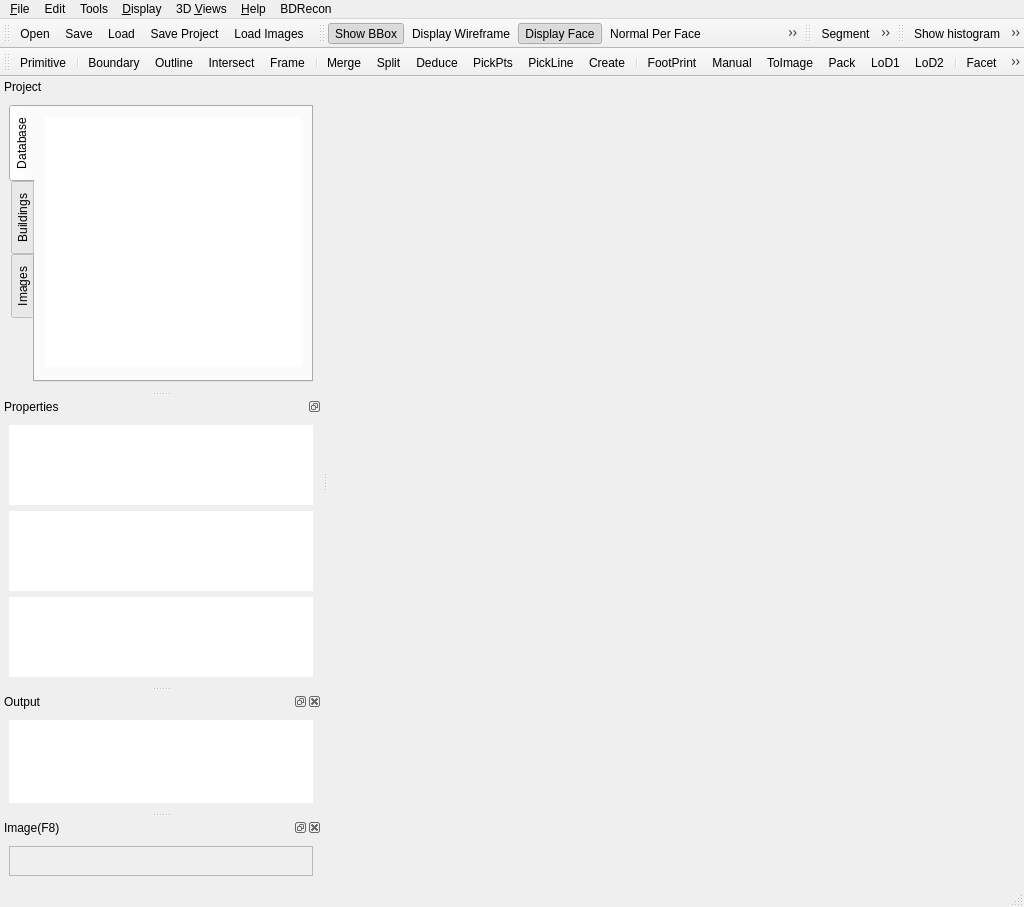
Qt form qCC/ui_templates/mainWindow.ui (CloudCompare/CloudCompare) before a commit.
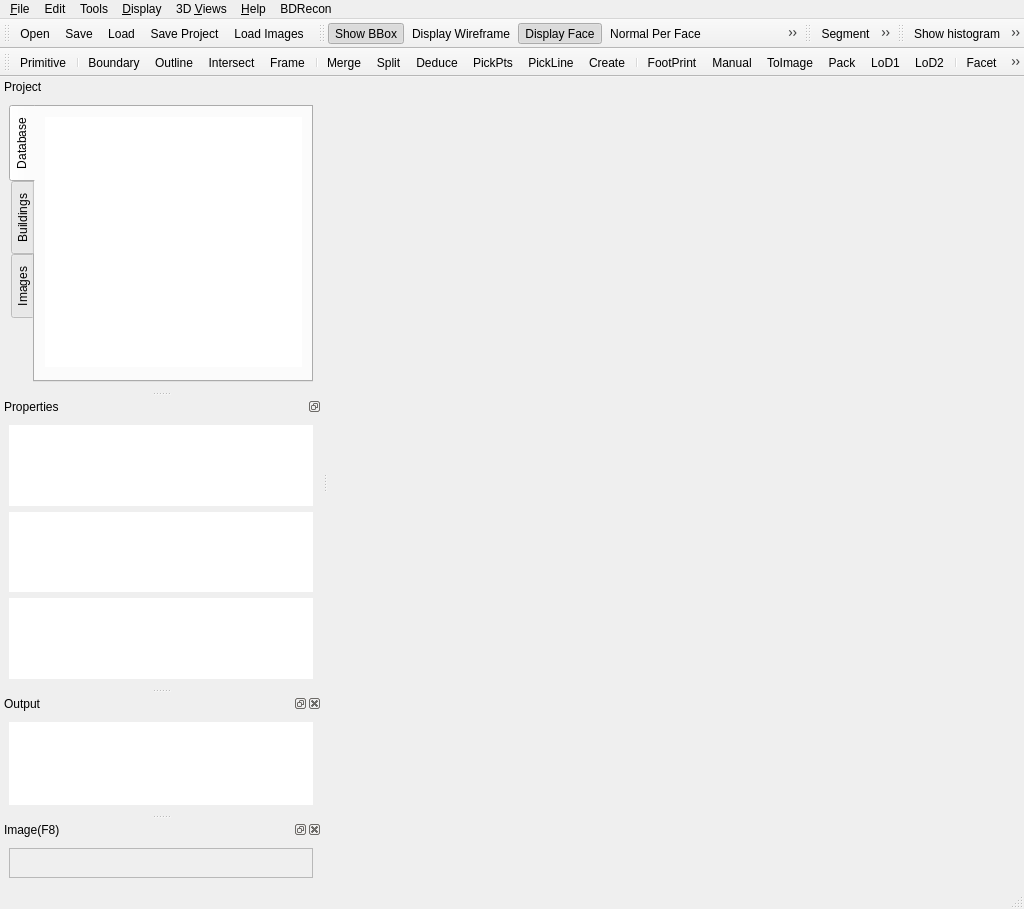
The same form after that commit. Icons and pictures are not drawn. Custom widgets are drawn as their Qt base class.

```diff
--- a/qCC/ui_templates/mainWindow.ui
+++ b/qCC/ui_templates/mainWindow.ui
@@ -7,7 +7,7 @@
     <x>0</x>
     <y>0</y>
     <width>1024</width>
-    <height>907</height>
+    <height>909</height>
    </rect>
   </property>
   <property name="sizePolicy">
```
Left out of the diff: 9 changed lines with no effect on the pictures.
